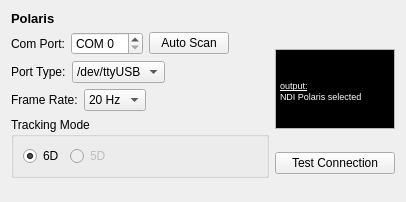
Qt form Modules/IGTUI/Qmitk/QmitkNDIPolarisWidget.ui (MITK/MITK) before a commit.
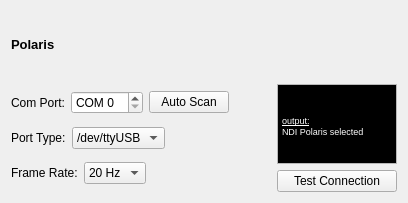
The same form after that commit.

```diff
--- a/Modules/IGTUI/Qmitk/QmitkNDIPolarisWidget.ui
+++ b/Modules/IGTUI/Qmitk/QmitkNDIPolarisWidget.ui
@@ -2,6 +2,14 @@
 <ui version="4.0">
  <class>QmitkNDIPolarisWidget</class>
  <widget class="QWidget" name="QmitkNDIPolarisWidget">
+  <property name="geometry">
+   <rect>
+    <x>0</x>
+    <y>0</y>
+    <width>408</width>
+    <height>203</height>
+   </rect>
+  </property>
              <layout class="QVBoxLayout" name="verticalLayout_14">
              <item>
               <widget class="QLabel" name="polaris_label">
@@ -140,73 +148,6 @@
                    </item>
                   </layout>
                  </item>
-                 <item>
-                  <widget class="QGroupBox" name="m_polarisTrackingModeBox">
-                   <property name="minimumSize">
-                    <size>
-                     <width>0</width>
-                     <height>0</height>
-                    </size>
-                   </property>
-                   <property name="title">
-                    <string>Tracking Mode</string>
-                   </property>
-                   <layout class="QHBoxLayout" name="horizontalLayout_8">
-                    <item>
-                     <widget class="QRadioButton" name="m_radioPolaris6D">
-                      <property name="text">
-                       <string>6D</string>
-                      </property>
-                      <property name="checked">
-                       <bool>true</bool>
-                      </property>
-                     </widget>
-                    </item>
-                    <item>
-                     <widget class="QRadioButton" name="m_radioPolaris5D">
-                      <property name="enabled">
-                       <bool>false</bool>
-                      </property>
-                      <property name="text">
-                       <string>5D </string>
-                      </property>
-                      <property name="checked">
-                       <bool>false</bool>
-                      </property>
-                     </widget>
-                    </item>
-                    <item>
-                     <spacer name="horizontalSpacer_2">
-                      <property name="orientation">
-                       <enum>Qt::Horizontal</enum>
-                      </property>
-                      <property name="sizeHint" stdset="0">
-                       <size>
-                        <width>62</width>
-                        <height>20</height>
-                       </size>
-                      </property>
-                     </spacer>
-                    </item>
-                   </layout>
-                  </widget>
-                 </item>
-                 <item>
-                  <spacer name="verticalSpacer_2">
-                   <property name="orientation">
-                    <enum>Qt::Vertical</enum>
-                   </property>
-                   <property name="sizeType">
-                    <enum>QSizePolicy::Expanding</enum>
-                   </property>
-                   <property name="sizeHint" stdset="0">
-                    <size>
-                     <width>258</width>
-                     <height>13</height>
-                    </size>
-                   </property>
-                  </spacer>
-                 </item>
                 </layout>
                </item>
                <item>
```
Lines whose indentation alone changed are shown as unchanged.
